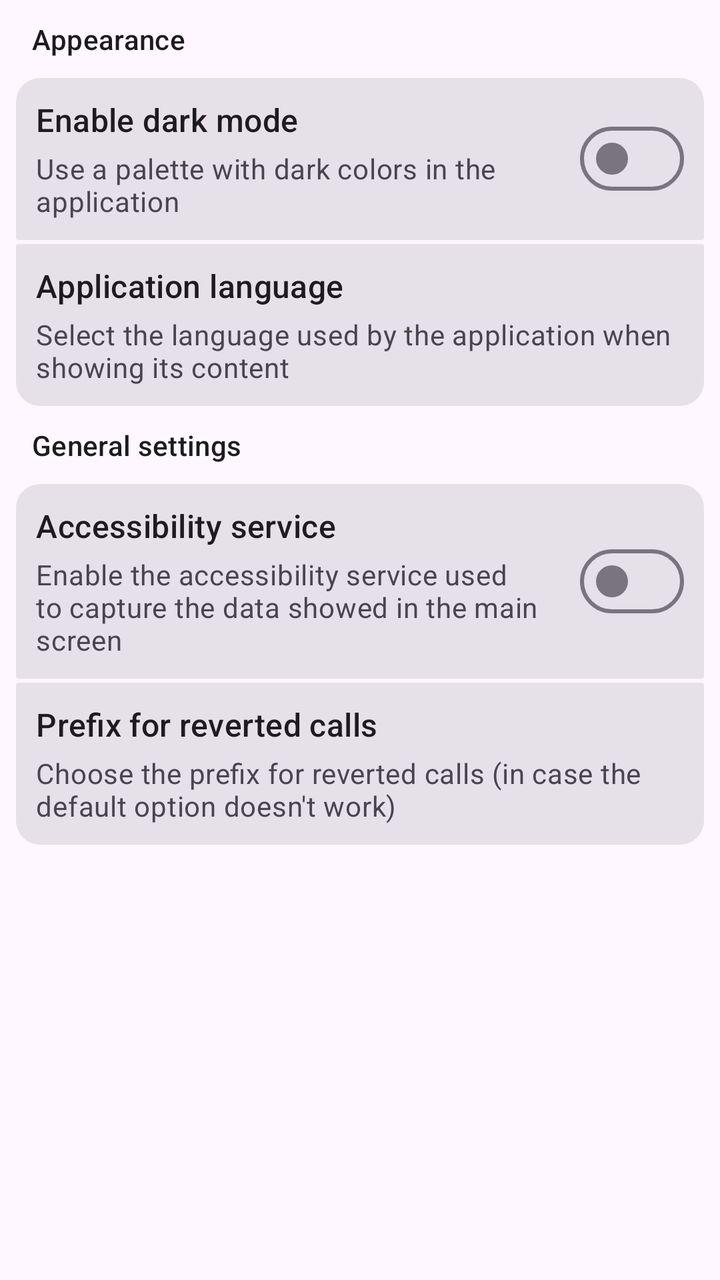
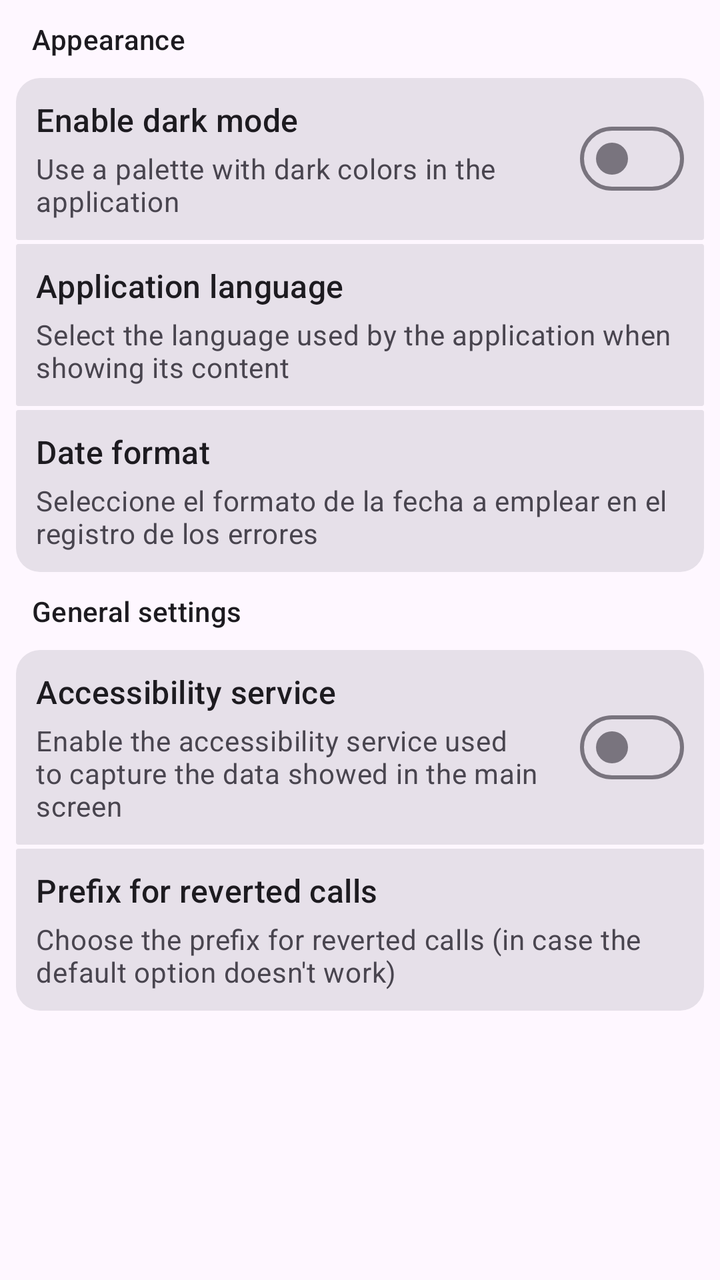

An Android layout rendered at two revisions. The XML below is the earlier revision; the diff shows what the commit changed to produce the second picture.
<!-- AndroidManifest.xml: application theme Theme.STK -->
<!-- res/layout/settings_fragment.xml -->
<?xml version="1.0" encoding="utf-8"?>
<layout
    xmlns:android="http://schemas.android.com/apk/res/android"
    xmlns:app="http://schemas.android.com/apk/res-auto">

    <androidx.core.widget.NestedScrollView
        android:layout_width="match_parent"
        android:layout_height="match_parent">

        <LinearLayout
            android:layout_width="match_parent"
            android:layout_height="match_parent"
            android:orientation="vertical"
            android:padding="8dp">

            <LinearLayout
                android:layout_width="match_parent"
                android:layout_height="wrap_content"
                android:orientation="vertical">

                <TextView
                    android:layout_width="match_parent"
                    android:layout_height="wrap_content"
                    android:layout_marginStart="8dp"
                    android:layout_marginTop="2dp"
                    android:layout_marginBottom="10dp"
                    android:text="@string/appearance_settings_section_header"
                    android:textAppearance="@style/TextAppearance.Material3.TitleSmall" />

                <com.google.android.material.card.MaterialCardView
                    android:layout_width="match_parent"
                    android:layout_height="wrap_content"
                    app:cardBackgroundColor="?colorSurface"
                    app:cardCornerRadius="12dp"
                    app:cardElevation="0dp"
                    app:contentPadding="0dp"
                    app:strokeWidth="0dp">

                    <LinearLayout
                        android:layout_width="match_parent"
                        android:layout_height="wrap_content"
                        android:orientation="vertical">

                        <com.google.android.material.card.MaterialCardView
                            android:id="@+id/theme_toggle_card"
                            android:layout_width="match_parent"
                            android:layout_height="wrap_content"
                            android:layout_marginBottom="2dp"
                            android:clickable="true"
                            android:focusable="true"
                            app:cardBackgroundColor="?attr/colorSurfaceContainerHighest"
                            app:cardCornerRadius="1dp"
                            app:cardElevation="0dp"
                            app:contentPadding="10dp"
                            app:strokeWidth="0dp">

                            <RelativeLayout
                                android:layout_width="match_parent"
                                android:layout_height="wrap_content">

                                <com.google.android.material.materialswitch.MaterialSwitch
                                    android:id="@+id/theme_toggle_switch"
                                    android:layout_width="wrap_content"
                                    android:layout_height="wrap_content"
                                    android:layout_alignParentEnd="true"
                                    android:layout_centerVertical="true"
                                    android:layout_marginStart="5dp"
                                    android:clickable="false"
                                    android:focusable="false" />

                                <TextView
                                    android:id="@+id/theme_toggle_card_header"
                                    android:layout_width="wrap_content"
                                    android:layout_height="wrap_content"
                                    android:layout_alignParentStart="true"
                                    android:layout_toStartOf="@id/theme_toggle_switch"
                                    android:singleLine="true"
                                    android:text="@string/theme_toggle_card_title"
                                    android:textAppearance="@style/TextAppearance.Material3.TitleMedium" />

                                <TextView
                                    android:id="@+id/theme_toggle_card_description"
                                    android:layout_width="wrap_content"
                                    android:layout_height="wrap_content"
                                    android:layout_below="@id/theme_toggle_card_header"
                                    android:layout_alignParentStart="true"
                                    android:layout_marginTop="4dp"
                                    android:layout_toStartOf="@id/theme_toggle_switch"
                                    android:text="@string/theme_toggle_card_description"
                                    android:textAppearance="@style/TextAppearance.Material3.BodyMedium"
                                    android:textColor="?android:attr/textColorSecondary" />
                            </RelativeLayout>
                        </com.google.android.material.card.MaterialCardView>

                        <com.google.android.material.card.MaterialCardView
                            android:id="@+id/language_picker_card"
                            android:layout_width="match_parent"
                            android:layout_height="wrap_content"
                            android:clickable="true"
                            android:focusable="true"
                            app:cardBackgroundColor="?attr/colorSurfaceContainerHighest"
                            app:cardCornerRadius="1dp"
                            app:cardElevation="0dp"
                            app:contentPadding="10dp"
                            app:strokeWidth="0dp">

                            <LinearLayout
                                android:layout_width="match_parent"
                                android:layout_height="wrap_content"
                                android:orientation="vertical">

                                <TextView
                                    android:layout_width="match_parent"
                                    android:layout_height="wrap_content"
                                    android:singleLine="true"
                                    android:text="@string/language_picker_card_title"
                                    android:textAppearance="@style/TextAppearance.Material3.TitleMedium" />

                                <TextView
                                    android:layout_width="match_parent"
                                    android:layout_height="wrap_content"
                                    android:layout_marginTop="4dp"
                                    android:text="@string/language_picker_card_description"
                                    android:textAppearance="@style/TextAppearance.Material3.BodyMedium"
                                    android:textColor="?android:attr/textColorSecondary" />
                            </LinearLayout>
                        </com.google.android.material.card.MaterialCardView>
                    </LinearLayout>
                </com.google.android.material.card.MaterialCardView>
            </LinearLayout>

            <LinearLayout
                android:layout_width="match_parent"
                android:layout_height="wrap_content"
                android:orientation="vertical">

                <TextView
                    android:layout_width="match_parent"
                    android:layout_height="wrap_content"
                    android:layout_marginStart="8dp"
                    android:layout_marginTop="10dp"
                    android:layout_marginBottom="10dp"
                    android:text="@string/general_settings_section_header"
                    android:textAppearance="@style/TextAppearance.Material3.TitleSmall" />

                <com.google.android.material.card.MaterialCardView
                    android:layout_width="match_parent"
                    android:layout_height="wrap_content"
                    app:cardBackgroundColor="?colorSurface"
                    app:cardCornerRadius="12dp"
                    app:cardElevation="0dp"
                    app:contentPadding="0dp"
                    app:strokeWidth="0dp">

                    <LinearLayout
                        android:layout_width="match_parent"
                        android:layout_height="wrap_content"
                        android:orientation="vertical">

                        <com.google.android.material.card.MaterialCardView
                            android:id="@+id/accessibility_service_switch_card"
                            android:layout_width="match_parent"
                            android:layout_height="wrap_content"
                            android:layout_marginBottom="2dp"
                            android:clickable="true"
                            android:focusable="true"
                            app:cardBackgroundColor="?attr/colorSurfaceContainerHighest"
                            app:cardCornerRadius="1dp"
                            app:cardElevation="0dp"
                            app:contentPadding="10dp"
                            app:strokeWidth="0dp">

                            <RelativeLayout
                                android:layout_width="match_parent"
                                android:layout_height="wrap_content">

                                <com.google.android.material.materialswitch.MaterialSwitch
                                    android:id="@+id/accessibility_service_switch"
                                    android:layout_width="wrap_content"
                                    android:layout_height="wrap_content"
                                    android:layout_alignParentEnd="true"
                                    android:layout_centerVertical="true"
                                    android:layout_marginStart="5dp"
                                    android:clickable="false"
                                    android:focusable="false" />

                                <TextView
                                    android:id="@+id/accessibility_service_toggle_card_header"
                                    android:layout_width="wrap_content"
                                    android:layout_height="wrap_content"
                                    android:layout_alignParentStart="true"
                                    android:layout_toStartOf="@id/accessibility_service_switch"
                                    android:singleLine="true"
                                    android:text="@string/accessibility_service_switch_header"
                                    android:textAppearance="@style/TextAppearance.Material3.TitleMedium" />

                                <TextView
                                    android:id="@+id/accessibility_service_toggle_card_description"
                                    android:layout_width="wrap_content"
                                    android:layout_height="wrap_content"
                                    android:layout_below="@id/accessibility_service_toggle_card_header"
                                    android:layout_alignParentStart="true"
                                    android:layout_marginTop="4dp"
                                    android:layout_toStartOf="@id/accessibility_service_switch"
                                    android:text="@string/accessibility_service_switch_description"
                                    android:textAppearance="@style/TextAppearance.Material3.BodyMedium"
                                    android:textColor="?android:attr/textColorSecondary" />
                            </RelativeLayout>
                        </com.google.android.material.card.MaterialCardView>

                        <com.google.android.material.card.MaterialCardView
                            android:id="@+id/reverted_call_prefix_selector_card"
                            android:layout_width="match_parent"
                            android:layout_height="wrap_content"
                            android:clickable="true"
                            android:focusable="true"
                            app:cardBackgroundColor="?attr/colorSurfaceContainerHighest"
                            app:cardCornerRadius="1dp"
                            app:cardElevation="0dp"
                            app:contentPadding="10dp"
                            app:strokeWidth="0dp">

                            <RelativeLayout
                                android:layout_width="match_parent"
                                android:layout_height="wrap_content">

                                <Spinner
                                    android:id="@+id/reverted_call_prefix_selector_spinner"
                                    android:layout_width="wrap_content"
                                    android:layout_height="wrap_content"
                                    android:layout_alignParentEnd="true"
                                    android:layout_centerVertical="true"
                                    android:background="@null"
                                    android:dropDownWidth="wrap_content"
                                    android:padding="0dp" />

                                <TextView
                                    android:id="@+id/reverted_call_prefix_selector_card_header"
                                    android:layout_width="wrap_content"
                                    android:layout_height="wrap_content"
                                    android:layout_alignParentStart="true"
                                    android:layout_toStartOf="@id/reverted_call_prefix_selector_spinner"
                                    android:singleLine="true"
                                    android:text="@string/reverted_call_prefix_selector_header"
                                    android:textAppearance="@style/TextAppearance.Material3.TitleMedium" />

                                <TextView
                                    android:id="@+id/reverted_call_prefix_selector_card_description"
                                    android:layout_width="wrap_content"
                                    android:layout_height="wrap_content"
                                    android:layout_below="@id/reverted_call_prefix_selector_card_header"
                                    android:layout_alignParentStart="true"
                                    android:layout_marginTop="4dp"
                                    android:layout_toStartOf="@id/reverted_call_prefix_selector_spinner"
                                    android:text="@string/reverted_call_prefix_selector_description"
                                    android:textAppearance="@style/TextAppearance.Material3.BodyMedium"
                                    android:textColor="?android:attr/textColorSecondary" />
                            </RelativeLayout>
                        </com.google.android.material.card.MaterialCardView>
                    </LinearLayout>
                </com.google.android.material.card.MaterialCardView>
            </LinearLayout>
        </LinearLayout>
    </androidx.core.widget.NestedScrollView>
</layout>
<!-- resources referenced by this layout -->
<resources>
  <string name="accessibility_service_switch_description">Enable the accessibility service used to capture the data showed in the main screen</string>
  <string name="accessibility_service_switch_header">Accessibility service</string>
  <string name="appearance_settings_section_header">Appearance</string>
  <string name="general_settings_section_header">General settings</string>
  <string name="language_picker_card_description">Select the language used by the application when showing its content</string>
  <string name="language_picker_card_title">Application language</string>
  <string name="reverted_call_prefix_selector_description">Choose the prefix for reverted calls (in case the default option doesn\'t work)</string>
  <string name="reverted_call_prefix_selector_header">Prefix for reverted calls</string>
  <string name="theme_toggle_card_description">Use a palette with dark colors in the application</string>
  <string name="theme_toggle_card_title">Enable dark mode</string>
  <style name="Theme.STK" parent="Theme.Material3.DayNight.NoActionBar">
          <item name="android:windowDisablePreview">true</item>
          <item name="android:statusBarColor">?android:colorBackground</item>
          <item name="android:windowLightStatusBar" tools:targetApi="23">true</item>
      </style>
</resources>

<!-- the commit's change to res/layout/settings_fragment.xml (unified diff, before → after) -->
@@ -96,6 +96,7 @@
                             android:id="@+id/language_picker_card"
                             android:layout_width="match_parent"
                             android:layout_height="wrap_content"
+                            android:layout_marginBottom="2dp"
                             android:clickable="true"
                             android:focusable="true"
                             app:cardBackgroundColor="?attr/colorSurfaceContainerHighest"
@@ -121,6 +122,40 @@
                                     android:layout_height="wrap_content"
                                     android:layout_marginTop="4dp"
                                     android:text="@string/language_picker_card_description"
+                                    android:textAppearance="@style/TextAppearance.Material3.BodyMedium"
+                                    android:textColor="?android:attr/textColorSecondary" />
+                            </LinearLayout>
+                        </com.google.android.material.card.MaterialCardView>
+
+                        <com.google.android.material.card.MaterialCardView
+                            android:id="@+id/date_format_picker_card"
+                            android:layout_width="match_parent"
+                            android:layout_height="wrap_content"
+                            android:clickable="true"
+                            android:focusable="true"
+                            app:cardBackgroundColor="?attr/colorSurfaceContainerHighest"
+                            app:cardCornerRadius="1dp"
+                            app:cardElevation="0dp"
+                            app:contentPadding="10dp"
+                            app:strokeWidth="0dp">
+
+                            <LinearLayout
+                                android:layout_width="match_parent"
+                                android:layout_height="wrap_content"
+                                android:orientation="vertical">
+
+                                <TextView
+                                    android:layout_width="match_parent"
+                                    android:layout_height="wrap_content"
+                                    android:singleLine="true"
+                                    android:text="Date format"
+                                    android:textAppearance="@style/TextAppearance.Material3.TitleMedium" />
+
+                                <TextView
+                                    android:layout_width="match_parent"
+                                    android:layout_height="wrap_content"
+                                    android:layout_marginTop="4dp"
+                                    android:text="Seleccione el formato de la fecha a emplear en el registro de los errores"
                                     android:textAppearance="@style/TextAppearance.Material3.BodyMedium"
                                     android:textColor="?android:attr/textColorSecondary" />
                             </LinearLayout>
